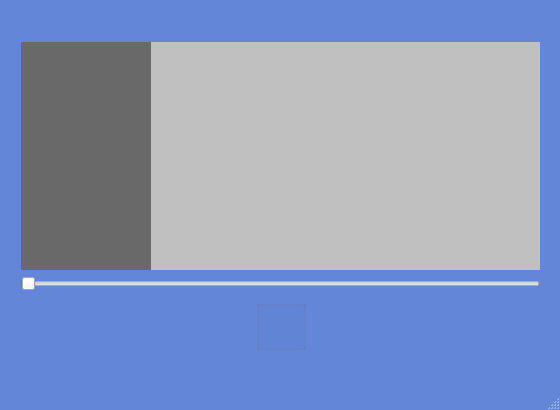
This is mainwindow.ui in VictoriaOtm/Accord as Qt 5 draws it before an edit. The edited form follows.
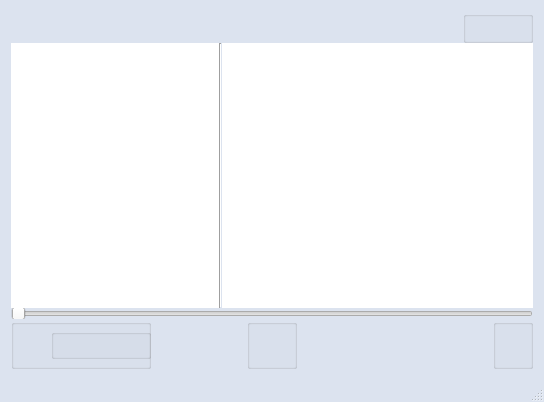
This is the edited form. Icons and pictures are not drawn.

Commit message: Update class playlist and slots, signals for it (playlist.h, playlist.cpp, mainwindow.h, mainwindow.cpp)

What changed in the file:
```diff
--- a/mainwindow.ui
+++ b/mainwindow.ui
@@ -9,8 +9,8 @@
    <rect>
     <x>0</x>
     <y>0</y>
-    <width>560</width>
-    <height>410</height>
+    <width>544</width>
+    <height>402</height>
    </rect>
   </property>
   <property name="maximumSize">
@@ -24,139 +24,64 @@
   </property>
   <property name="styleSheet">
    <string notr="true">#MainWindow{
-	background-color: #6386d8;
+	background-color: #dce3ef;
 }</string>
   </property>
   <widget class="QWidget" name="centralWidget">
-   <widget class="QGroupBox" name="groupBox">
-    <property name="geometry">
-     <rect>
-      <x>206</x>
-      <y>300</y>
-      <width>150</width>
-      <height>50</height>
-     </rect>
-    </property>
-    <property name="styleSheet">
-     <string notr="true">#groupBox {
-	background-color: transparent;
-	background: none;
-	border: none;
-	background-repeat: none;
-}</string>
-    </property>
-    <property name="title">
-     <string/>
-    </property>
-    <widget class="QPushButton" name="nextButton">
-     <property name="geometry">
-      <rect>
-       <x>110</x>
-       <y>15</y>
+   <layout class="QVBoxLayout" name="verticalLayout_2">
+    <item>
+     <layout class="QVBoxLayout" name="verticalLayout">
+      <property name="spacing">
+       <number>0</number>
+      </property>
+      <item>
+       <layout class="QHBoxLayout" name="horizontalLayout_3">
+        <property name="spacing">
+         <number>0</number>
+        </property>
+        <item>
+         <spacer name="horizontalSpacer">
+          <property name="orientation">
+           <enum>Qt::Horizontal</enum>
+          </property>
+          <property name="sizeType">
+           <enum>QSizePolicy::Expanding</enum>
+          </property>
+          <property name="sizeHint" stdset="0">
+           <size>
        <width>40</width>
        <height>20</height>
-      </rect>
-     </property>
-     <property name="focusPolicy">
-      <enum>Qt::NoFocus</enum>
-     </property>
-     <property name="styleSheet">
-      <string notr="true">#nextButton {
-	background-color: transparent;
-	border-image: url(:images/next.png);
-	background: none;
-	border: none;
-	background-repeat: none;
-}</string>
-     </property>
-     <property name="text">
-      <string/>
-     </property>
-    </widget>
-    <widget class="QPushButton" name="prevButton">
-     <property name="geometry">
-      <rect>
-       <x>0</x>
-       <y>15</y>
-       <width>40</width>
-       <height>21</height>
-      </rect>
-     </property>
-     <property name="styleSheet">
-      <string notr="true">#prevButton {
-	background-color: transparent;
-	border-image: url(:images/previous.png);
-	background: none;
-	border: none;
-	background-repeat: none;
-}</string>
-     </property>
-     <property name="text">
-      <string/>
-     </property>
-    </widget>
-    <widget class="QGroupBox" name="playPauseBox">
-     <property name="geometry">
-      <rect>
-       <x>50</x>
-       <y>0</y>
-       <width>50</width>
-       <height>50</height>
-      </rect>
+           </size>
+          </property>
+         </spacer>
+        </item>
+        <item>
+         <widget class="QGroupBox" name="groupBox_6">
+          <property name="sizePolicy">
+           <sizepolicy hsizetype="Expanding" vsizetype="Preferred">
+            <horstretch>0</horstretch>
+            <verstretch>0</verstretch>
+           </sizepolicy>
+          </property>
+          <property name="minimumSize">
+           <size>
+            <width>70</width>
+            <height>32</height>
+           </size>
+          </property>
+          <property name="maximumSize">
+           <size>
+            <width>70</width>
+            <height>16777215</height>
+           </size>
      </property>
      <property name="title">
       <string/>
      </property>
-    </widget>
-   </widget>
-   <widget class="QPushButton" name="settingsButton">
-    <property name="geometry">
-     <rect>
-      <x>25</x>
-      <y>305</y>
-      <width>40</width>
-      <height>40</height>
-     </rect>
-    </property>
-    <property name="styleSheet">
-     <string notr="true">#settingsButton {
-	background-color: transparent;
-	border-image: url(:images/settings.png);
-	background: none;
-	border: none;
-	background-repeat: none;
-}</string>
-    </property>
-    <property name="text">
-     <string/>
-    </property>
-   </widget>
-   <widget class="QPushButton" name="volumeButton">
-    <property name="geometry">
-     <rect>
-      <x>490</x>
-      <y>305</y>
-      <width>40</width>
-      <height>40</height>
-     </rect>
-    </property>
-    <property name="styleSheet">
-     <string notr="true">#volumeButton {
-	background-color: transparent;
-	border-image: url(:images/volume.png);
-	background: none;
-	border: none;
-	background-repeat: none;
-}</string>
-    </property>
-    <property name="text">
-     <string/>
-    </property>
-   </widget>
    <widget class="QPushButton" name="plusButton">
     <property name="geometry">
      <rect>
-      <x>510</x>
+             <x>0</x>
       <y>0</y>
       <width>30</width>
       <height>30</height>
@@ -178,7 +103,7 @@
    <widget class="QPushButton" name="minusButton">
     <property name="geometry">
      <rect>
-      <x>470</x>
+             <x>40</x>
       <y>0</y>
       <width>30</width>
       <height>30</height>
@@ -197,16 +122,10 @@
      <string/>
     </property>
    </widget>
-   <widget class="QWidget" name="layoutWidget">
-    <property name="geometry">
-     <rect>
-      <x>10</x>
-      <y>31</y>
-      <width>541</width>
-      <height>271</height>
-     </rect>
-    </property>
-    <layout class="QVBoxLayout" name="verticalLayout">
+         </widget>
+        </item>
+       </layout>
+      </item>
      <item>
       <layout class="QHBoxLayout" name="horizontalLayout">
        <property name="spacing">
@@ -219,13 +138,13 @@
         <widget class="QListWidget" name="playListWidget">
          <property name="sizePolicy">
           <sizepolicy hsizetype="Preferred" vsizetype="Expanding">
-           <horstretch>20</horstretch>
+            <horstretch>40</horstretch>
            <verstretch>0</verstretch>
           </sizepolicy>
          </property>
          <property name="styleSheet">
           <string notr="true">#playListWidget {
-	background-color: #696969;
+	background-color: white;
 	border: none;
 }
 </string>
@@ -235,6 +154,16 @@
          </property>
         </widget>
        </item>
+        <item>
+         <widget class="Line" name="line">
+          <property name="styleSheet">
+           <string notr="true"/>
+          </property>
+          <property name="orientation">
+           <enum>Qt::Vertical</enum>
+          </property>
+         </widget>
+        </item>
        <item>
         <widget class="QListWidget" name="curAudioListWidget">
          <property name="sizePolicy">
@@ -251,7 +180,7 @@
          </property>
          <property name="styleSheet">
           <string notr="true">#curAudioListWidget {
-	background-color: #c0c0c0;
+	background-color: white;
 	border: none;
 }
 </string>
@@ -262,13 +191,254 @@
      </item>
      <item>
       <widget class="QSlider" name="timeSlider">
+        <property name="sizePolicy">
+         <sizepolicy hsizetype="Expanding" vsizetype="Fixed">
+          <horstretch>0</horstretch>
+          <verstretch>0</verstretch>
+         </sizepolicy>
+        </property>
+        <property name="font">
+         <font>
+          <family>Ubuntu</family>
+          <weight>50</weight>
+          <italic>true</italic>
+          <bold>false</bold>
+          <strikeout>false</strikeout>
+         </font>
+        </property>
+        <property name="styleSheet">
+         <string notr="true">#timeSlider {
+	padding-top: -4px;
+}</string>
+        </property>
        <property name="orientation">
         <enum>Qt::Horizontal</enum>
        </property>
       </widget>
      </item>
-    </layout>
-   </widget>
+      <item>
+       <layout class="QHBoxLayout" name="horizontalLayout_2">
+        <item>
+         <widget class="QGroupBox" name="volumeMainBox">
+          <property name="sizePolicy">
+           <sizepolicy hsizetype="Fixed" vsizetype="Preferred">
+            <horstretch>0</horstretch>
+            <verstretch>0</verstretch>
+           </sizepolicy>
+          </property>
+          <property name="minimumSize">
+           <size>
+            <width>140</width>
+            <height>0</height>
+           </size>
+          </property>
+          <property name="title">
+           <string/>
+          </property>
+          <widget class="QGroupBox" name="volumeBox">
+           <property name="geometry">
+            <rect>
+             <x>40</x>
+             <y>10</y>
+             <width>100</width>
+             <height>30</height>
+            </rect>
+           </property>
+           <property name="title">
+            <string/>
+           </property>
+          </widget>
+          <widget class="QPushButton" name="volumeButton">
+           <property name="geometry">
+            <rect>
+             <x>0</x>
+             <y>5</y>
+             <width>40</width>
+             <height>40</height>
+            </rect>
+           </property>
+           <property name="styleSheet">
+            <string notr="true">#volumeButton {
+	background-color: transparent;
+	border-image: url(:images/volume.png);
+	background: none;
+	border: none;
+	background-repeat: none;
+}</string>
+           </property>
+           <property name="text">
+            <string/>
+           </property>
+          </widget>
+         </widget>
+        </item>
+        <item>
+         <spacer name="horizontalSpacer_2">
+          <property name="orientation">
+           <enum>Qt::Horizontal</enum>
+          </property>
+          <property name="sizeHint" stdset="0">
+           <size>
+            <width>40</width>
+            <height>20</height>
+           </size>
+          </property>
+         </spacer>
+        </item>
+        <item>
+         <widget class="QGroupBox" name="groupBox">
+          <property name="sizePolicy">
+           <sizepolicy hsizetype="Fixed" vsizetype="Maximum">
+            <horstretch>0</horstretch>
+            <verstretch>0</verstretch>
+           </sizepolicy>
+          </property>
+          <property name="minimumSize">
+           <size>
+            <width>250</width>
+            <height>50</height>
+           </size>
+          </property>
+          <property name="styleSheet">
+           <string notr="true">#groupBox {
+	background-color: transparent;
+	background: none;
+	border: none;
+	background-repeat: none
+}</string>
+          </property>
+          <property name="title">
+           <string/>
+          </property>
+          <widget class="QPushButton" name="nextButton">
+           <property name="geometry">
+            <rect>
+             <x>110</x>
+             <y>15</y>
+             <width>40</width>
+             <height>20</height>
+            </rect>
+           </property>
+           <property name="focusPolicy">
+            <enum>Qt::NoFocus</enum>
+           </property>
+           <property name="styleSheet">
+            <string notr="true">#nextButton {
+	background-color: transparent;
+	border-image: url(:images/next.png);
+	background: none;
+	border: none;
+	background-repeat: none;
+}</string>
+           </property>
+           <property name="text">
+            <string/>
+           </property>
+          </widget>
+          <widget class="QPushButton" name="prevButton">
+           <property name="geometry">
+            <rect>
+             <x>0</x>
+             <y>15</y>
+             <width>40</width>
+             <height>21</height>
+            </rect>
+           </property>
+           <property name="styleSheet">
+            <string notr="true">#prevButton {
+	background-color: transparent;
+	border-image: url(:images/previous.png);
+	background: none;
+	border: none;
+	background-repeat: none;
+}
+
+#prevButton:hover {
+	background-color: white;
+}</string>
+           </property>
+           <property name="text">
+            <string/>
+           </property>
+          </widget>
+          <widget class="QGroupBox" name="playPauseBox">
+           <property name="geometry">
+            <rect>
+             <x>50</x>
+             <y>0</y>
+             <width>50</width>
+             <height>50</height>
+            </rect>
+           </property>
+           <property name="title">
+            <string/>
+           </property>
+          </widget>
+          <zorder>nextButton</zorder>
+          <zorder>prevButton</zorder>
+          <zorder>playPauseBox</zorder>
+          <zorder>settingsBox</zorder>
+         </widget>
+        </item>
+        <item>
+         <spacer name="horizontalSpacer_3">
+          <property name="orientation">
+           <enum>Qt::Horizontal</enum>
+          </property>
+          <property name="sizeHint" stdset="0">
+           <size>
+            <width>40</width>
+            <height>20</height>
+           </size>
+          </property>
+         </spacer>
+        </item>
+        <item>
+         <widget class="QGroupBox" name="settingsBox">
+          <property name="sizePolicy">
+           <sizepolicy hsizetype="Fixed" vsizetype="Preferred">
+            <horstretch>0</horstretch>
+            <verstretch>0</verstretch>
+           </sizepolicy>
+          </property>
+          <property name="minimumSize">
+           <size>
+            <width>40</width>
+            <height>0</height>
+           </size>
+          </property>
+          <property name="title">
+           <string/>
+          </property>
+          <widget class="QPushButton" name="settingsButton">
+           <property name="geometry">
+            <rect>
+             <x>0</x>
+             <y>5</y>
+             <width>40</width>
+             <height>40</height>
+            </rect>
+           </property>
+           <property name="styleSheet">
+            <string notr="true">#settingsButton {
+	background-color: transparent;
+	border-image: url(:images/settings.png);
+	background: none;
+	border: none;
+	background-repeat: none;
+}</string>
+           </property>
+           <property name="text">
+            <string/>
+           </property>
+          </widget>
+         </widget>
+        </item>
+       </layout>
+      </item>
+     </layout>
+    </item>
+   </layout>
   </widget>
   <widget class="QMenuBar" name="menuBar">
    <property name="geometry">
```
Left out of the diff: 2 changed lines with no effect on the pictures. Lines whose indentation alone changed are shown as unchanged. The commit also changes 14 other files.
